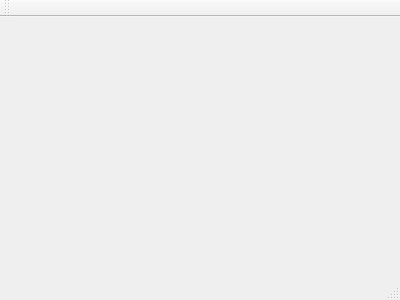
lansdon/cpts483_drc, file drc/DRCClient.ui: the form before one commit.
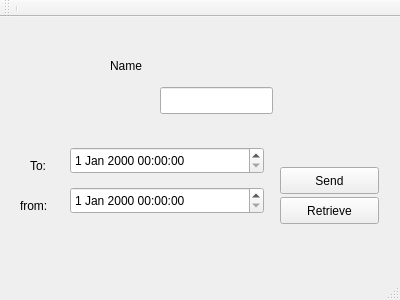
The form after the commit.

```diff
--- a/drc/DRCClient.ui
+++ b/drc/DRCClient.ui
@@ -12,13 +12,125 @@
   <property name="windowTitle" >
    <string>DRCClient</string>
   </property>
-  <widget class="QMenuBar" name="menuBar" />
-  <widget class="QToolBar" name="mainToolBar" />
-  <widget class="QWidget" name="centralWidget" />
-  <widget class="QStatusBar" name="statusBar" />
+  <widget class="QWidget" name="centralWidget">
+   <widget class="QLabel" name="nameLabel">
+    <property name="geometry">
+     <rect>
+      <x>110</x>
+      <y>40</y>
+      <width>161</width>
+      <height>17</height>
+     </rect>
+    </property>
+    <property name="text">
+     <string>Name</string>
+    </property>
+   </widget>
+   <widget class="QLineEdit" name="nameLineEdit">
+    <property name="geometry">
+     <rect>
+      <x>160</x>
+      <y>70</y>
+      <width>113</width>
+      <height>27</height>
+     </rect>
+    </property>
+   </widget>
+   <widget class="QPushButton" name="sendButton">
+    <property name="geometry">
+     <rect>
+      <x>280</x>
+      <y>150</y>
+      <width>99</width>
+      <height>27</height>
+     </rect>
+    </property>
+    <property name="text">
+     <string>Send</string>
+    </property>
+   </widget>
+   <widget class="QDateTimeEdit" name="toDate">
+    <property name="geometry">
+     <rect>
+      <x>70</x>
+      <y>130</y>
+      <width>194</width>
+      <height>27</height>
+     </rect>
+    </property>
+   </widget>
+   <widget class="QDateTimeEdit" name="fromDate">
+    <property name="geometry">
+     <rect>
+      <x>70</x>
+      <y>170</y>
+      <width>194</width>
+      <height>27</height>
+     </rect>
+    </property>
+   </widget>
+   <widget class="QPushButton" name="retrieveButton">
+    <property name="geometry">
+     <rect>
+      <x>280</x>
+      <y>180</y>
+      <width>99</width>
+      <height>27</height>
+     </rect>
+    </property>
+    <property name="text">
+     <string>Retrieve</string>
+    </property>
+   </widget>
+   <widget class="QLabel" name="toLabel">
+    <property name="geometry">
+     <rect>
+      <x>30</x>
+      <y>140</y>
+      <width>67</width>
+      <height>17</height>
+     </rect>
+    </property>
+    <property name="text">
+     <string>To:</string>
+    </property>
+   </widget>
+   <widget class="QLabel" name="fromLabel">
+    <property name="geometry">
+     <rect>
+      <x>20</x>
+      <y>180</y>
+      <width>67</width>
+      <height>17</height>
+     </rect>
+    </property>
+    <property name="text">
+     <string>from:</string>
+    </property>
+   </widget>
+  </widget>
+  <widget class="QMenuBar" name="menuBar">
+   <property name="geometry">
+    <rect>
+     <x>0</x>
+     <y>0</y>
+     <width>400</width>
+     <height>25</height>
+    </rect>
+   </property>
+  </widget>
+  <widget class="QToolBar" name="mainToolBar">
+   <attribute name="toolBarArea">
+    <enum>TopToolBarArea</enum>
+   </attribute>
+   <attribute name="toolBarBreak">
+    <bool>false</bool>
+   </attribute>
+   <addaction name="separator"/>
+  </widget>
+  <widget class="QStatusBar" name="statusBar"/>
  </widget>
- <layoutDefault spacing="6" margin="11" />
- <pixmapfunction></pixmapfunction>
+ <layoutdefault spacing="6" margin="11"/>
  <resources/>
  <connections/>
 </ui>
```
Left out of the diff: 9 changed lines with no effect on the pictures.
